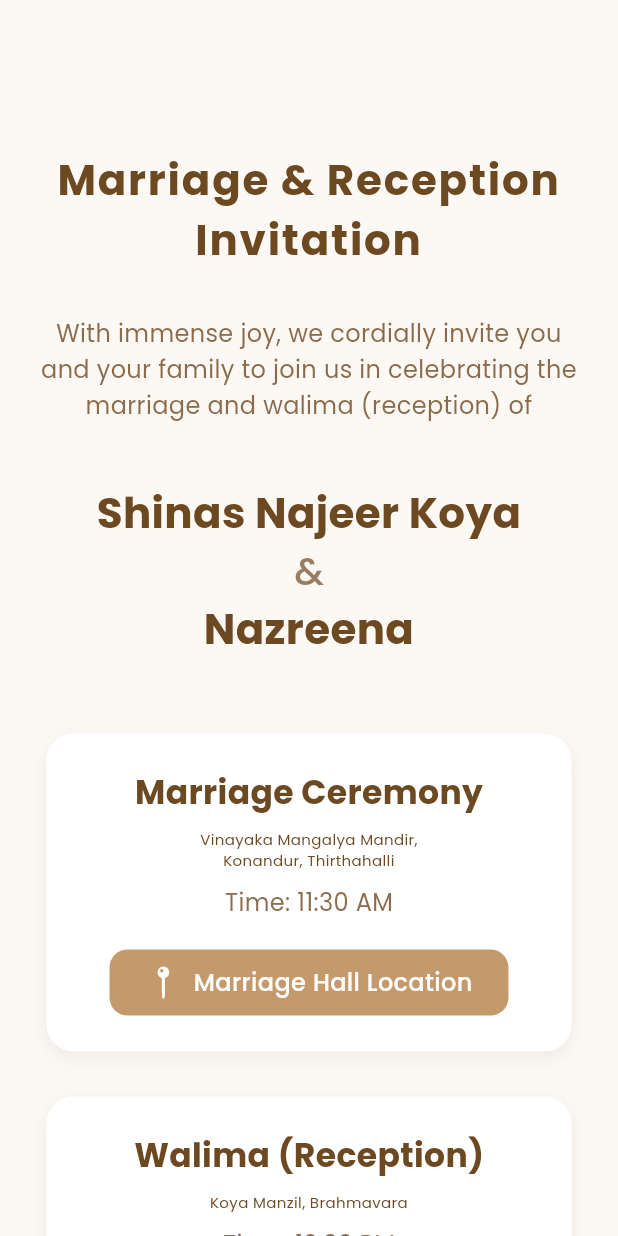
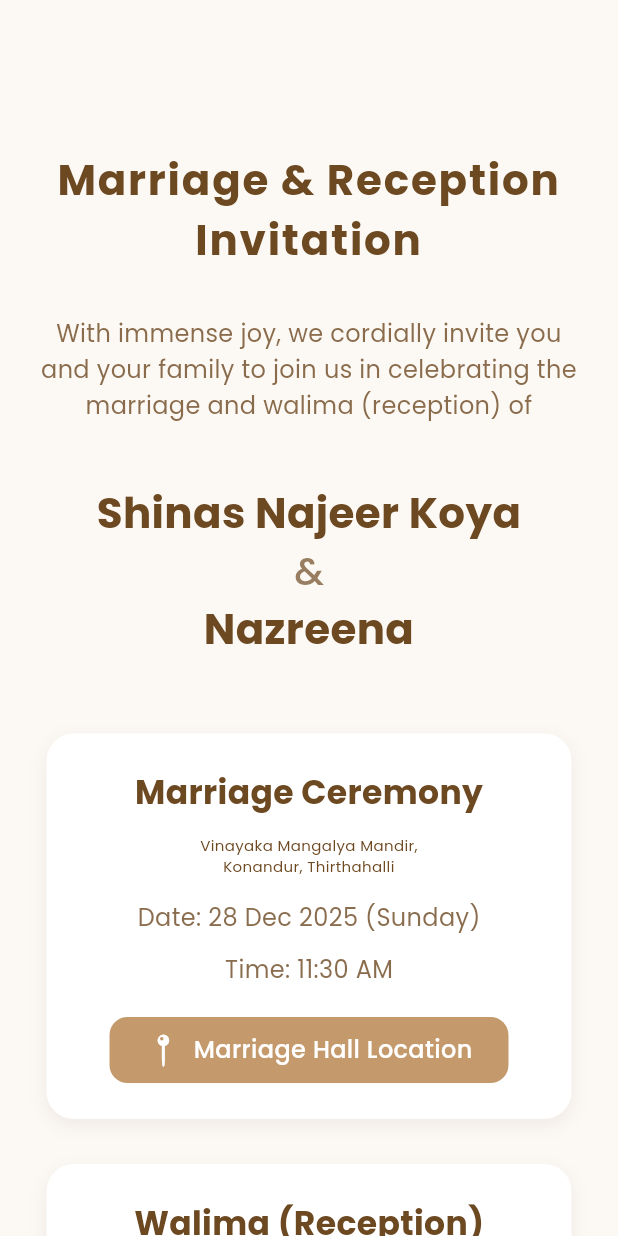
Before and after one commit to ShinasNajeerKoya/wedding-invitation, a Flutter app: the screen it shows after launch, on a phone screen of 412 x 824 dp. Run offline on Flutter 3.47's test engine with Material 3 defaults, Android fonts, the light colour scheme and no system bars; drawn by our look-alikes of animated_text_kit, flutter_animate; our stand-ins replace google_fonts.

Commit message:
-- venue date and day added

```diff
--- a/lib/main.dart
+++ b/lib/main.dart
@@ -120,6 +120,7 @@ class InvitationPage extends StatelessWidget {
                     title: 'Marriage Ceremony',
                     locationName: 'Vinayaka Mangalya Mandir, \nKonandur, Thirthahalli',
                     time: '11:30 AM',
+                    date: ' 28 Dec 2025 (Sunday)',
                     buttonLabel: 'Marriage Hall Location',
                     onPressed: () => _openUrl('https://maps.app.goo.gl/pUgpnUgtLaNsjS32A'),
                     textColor: textColor,
@@ -133,6 +134,7 @@ class InvitationPage extends StatelessWidget {
                     title: 'Walima (Reception)',
                     locationName: 'Koya Manzil, Brahmavara',
                     time: '12:30 PM',
+                    date: ' 29 Dec 2025 (Monday)',
                     buttonLabel: 'Reception Venue Location',
                     onPressed: () => _openUrl('https://maps.app.goo.gl/6gTT7FZVTyDL1yon7'),
                     textColor: textColor,
@@ -168,6 +170,7 @@ class EventCard extends StatelessWidget {
   final String title;
   final String locationName;
   final String time;
+  final String date;
   final String buttonLabel;
   final VoidCallback onPressed;
   final Color textColor;
@@ -179,6 +182,7 @@ class EventCard extends StatelessWidget {
     required this.title,
     required this.locationName,
     required this.time,
+    required this.date,
     required this.buttonLabel,
     required this.onPressed,
     required this.textColor,
@@ -211,13 +215,15 @@ class EventCard extends StatelessWidget {
                 title,
                 style: TextStyle(fontSize: isMobile ? 22 : 26, fontWeight: FontWeight.bold, color: textColor),
               ),
-              const SizedBox(height: 8),
+              const SizedBox(height: 12),
               Text(
                 locationName,
                 textAlign: TextAlign.center,
                 style: TextStyle(fontSize: isMobile ? 10 : 14, fontWeight: FontWeight.normal, color: textColor),
               ),
-              const SizedBox(height: 10),
+              const SizedBox(height: 16),
+              Text('Date:$date', style: TextStyle(fontSize: isMobile ? 16 : 18, color: textColor.withOpacity(0.8))),
+              const SizedBox(height: 12),
               Text('Time: $time', style: TextStyle(fontSize: isMobile ? 16 : 18, color: textColor.withOpacity(0.8))),
               const SizedBox(height: 20),
               Container(
```
